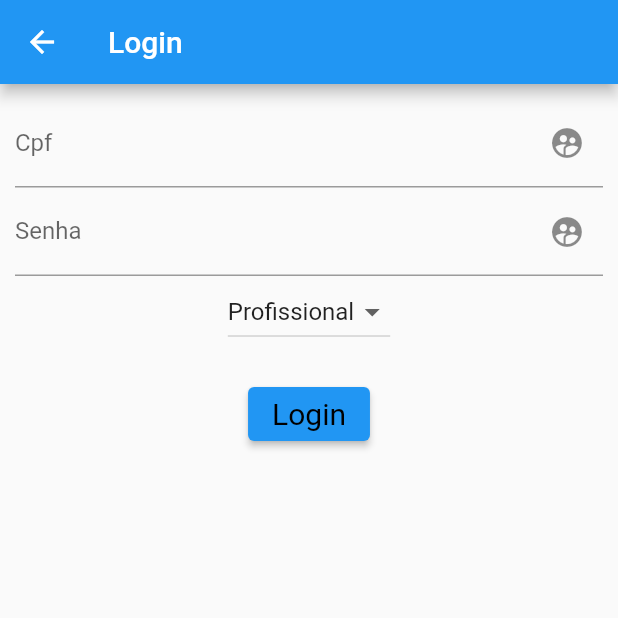
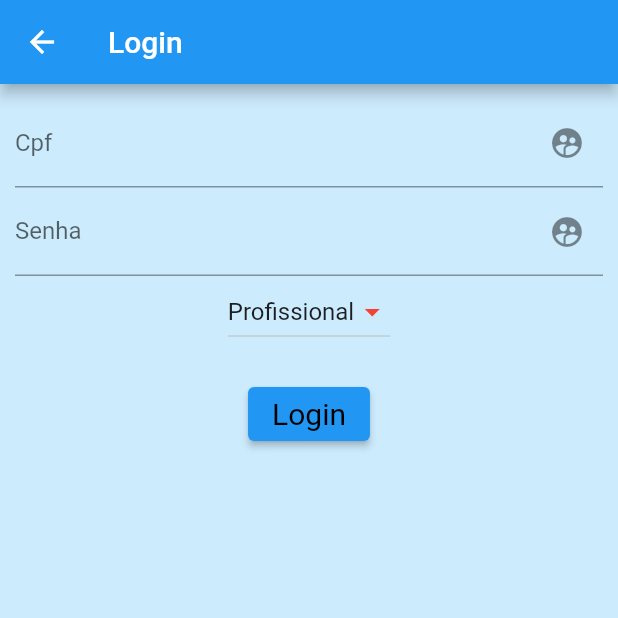
Before and after one commit to marconapppo/CarteiraVacinacao, a Flutter app: the screen it shows after launch, after a tap on "Login", on a phone screen of 412 x 824 dp, the top half of it. Run offline on Flutter 3.47's test engine with Material 2 defaults, Android fonts, the phone set to English and light mode, and no system bars; missing offline and left inert: postgres.

Commit message:
autalizacoes no Front

```diff
--- a/lib/cadastro.dart
+++ b/lib/cadastro.dart
@@ -10,6 +10,7 @@ class Cadastro extends StatelessWidget {
       appBar: AppBar(
         title: const Text("Cadastrando Profissional Saude"),
       ),
+      backgroundColor: Color.fromARGB(255, 204, 235, 253),
       body: InserindoInformacaoProfissionalSaudeMenu(),
     );
   }
@@ -40,6 +41,7 @@ class InserindoInformacaoProfissionalSaudeMenu extends StatelessWidget {
   @override
   Widget build(BuildContext context) {
     return Scaffold(
+      backgroundColor: Color.fromARGB(255, 204, 235, 253),
       body: Padding(
           padding: const EdgeInsets.all(10),
           child: Column(
--- a/lib/gerenciarPacientes.dart
+++ b/lib/gerenciarPacientes.dart
@@ -12,6 +12,7 @@ class GerenciarPacientes extends StatelessWidget {
       appBar: AppBar(
         title: const Text("Gerenciar Pacientes"),
       ),
+      backgroundColor: Color.fromARGB(255, 204, 235, 253),
       body: MenuGerenciarPacientes(),
     );
   }
--- a/lib/gerenciarPacientes/inserindoInformacaoPaciente.dart
+++ b/lib/gerenciarPacientes/inserindoInformacaoPaciente.dart
@@ -36,6 +36,7 @@ class InserindoInformacaoPacienteMenu extends StatelessWidget {
   @override
   Widget build(BuildContext context) {
     return Scaffold(
+      backgroundColor: Color.fromARGB(255, 204, 235, 253),
       body: Padding(
           padding: const EdgeInsets.all(10),
           child: Column(
--- a/lib/gerenciarVacinas.dart
+++ b/lib/gerenciarVacinas.dart
@@ -11,6 +11,7 @@ class GerenciarVacinas extends StatelessWidget {
       appBar: AppBar(
         title: const Text("Gerenciar Vacinas"),
       ),
+      backgroundColor: Color.fromARGB(255, 204, 235, 253),
       body: MenuGerenciarVacinas(),
     );
   }
--- a/lib/gerenciarVacinas/inserindoInformacaoVacina.dart
+++ b/lib/gerenciarVacinas/inserindoInformacaoVacina.dart
@@ -9,6 +9,7 @@ class InserindoInformacaoVacina extends StatelessWidget {
       appBar: AppBar(
         title: const Text("Inserindo Vacina"),
       ),
+      backgroundColor: Color.fromARGB(255, 204, 235, 253),
       body: InserindoInformacaoVacinaMenu(),
     );
   }
@@ -52,6 +53,7 @@ class _InserindoInformacaoVacinaMenu
   @override
   Widget build(BuildContext context) {
     return Scaffold(
+      backgroundColor: Color.fromARGB(255, 204, 235, 253),
       body: Padding(
           padding: const EdgeInsets.all(10),
           child: Column(
@@ -110,6 +112,8 @@ class _InserindoInformacaoVacinaMenu
               ),
               //comboBox
               DropdownButton(
+                dropdownColor: Color.fromARGB(255, 130, 205, 255),
+                iconEnabledColor: Colors.red,
                 value: _currentLab,
                 items: _dropDownMenuItems,
                 onChanged: (value) {
--- a/lib/login.dart
+++ b/lib/login.dart
@@ -49,6 +49,7 @@ class _LoginMenu extends State<LoginMenu> {
   @override
   Widget build(BuildContext context) {
     return Scaffold(
+      backgroundColor: Color.fromARGB(255, 204, 235, 253),
       body: Padding(
           padding: const EdgeInsets.all(10),
           child: Column(
@@ -67,6 +68,8 @@ class _LoginMenu extends State<LoginMenu> {
                     suffixIcon: Icon(Icons.supervised_user_circle)),
               ),
               DropdownButton(
+                dropdownColor: Color.fromARGB(255, 130, 205, 255),
+                iconEnabledColor: Colors.red,
                 value: _currentUsuario,
                 items: _dropDownMenuItems,
                 onChanged: (value) {
--- a/lib/loginMenu.dart
+++ b/lib/loginMenu.dart
@@ -6,6 +6,7 @@ class CarteiraLoginMenu extends StatelessWidget {
   @override
   Widget build(BuildContext context) {
     return Scaffold(
+      backgroundColor: Color.fromARGB(255, 204, 235, 253),
       body: Column(
         //grupo de botoes
         crossAxisAlignment: CrossAxisAlignment.start,
@@ -25,8 +26,8 @@ class CarteiraLoginMenu extends StatelessWidget {
                 primary: Colors.blue,
                 onPrimary: Colors.black,
                 textStyle: const TextStyle(fontSize: 20),
-                padding: EdgeInsets.all(10.0),
-                alignment: Alignment.topRight,
+                //padding: EdgeInsets.all(10.0),
+                alignment: Alignment.center,
               ),
               onPressed: () {
                 Navigator.push(
--- a/lib/main.dart
+++ b/lib/main.dart
@@ -17,7 +17,7 @@ class MyApp extends StatelessWidget {
         appBar: AppBar(
           title: const Text('Carteira de vacinação'),
         ),
-        backgroundColor: Color.fromARGB(255, 255, 255, 255),
+        backgroundColor: Color.fromARGB(255, 0, 0, 0),
         body: CarteiraLoginMenu(),
       ),
       debugShowCheckedModeBanner: false,
@@ -32,6 +32,7 @@ class MainMenuProfissional extends StatelessWidget {
       appBar: AppBar(
         title: const Text("Carteira do Profissional de Saúde"),
       ),
+      backgroundColor: Color.fromARGB(255, 204, 235, 253),
       body: Menu(),
     );
   }
--- a/lib/vacinasAplicadas/inserindoVacinasAplicadas.dart
+++ b/lib/vacinasAplicadas/inserindoVacinasAplicadas.dart
@@ -14,6 +14,7 @@ class InserindoVacinasAplicadas extends StatelessWidget {
       appBar: AppBar(
         title: const Text("Inserindo Vacinas Aplicadas"),
       ),
+      backgroundColor: Color.fromARGB(255, 204, 235, 253),
       body: InserindoVacinasAplicadasMenu(namePaciente),
     );
   }
@@ -114,6 +115,8 @@ class _InserindoVacinasAplicadasMenu
             },
           ),
           DropdownButton(
+            dropdownColor: Color.fromARGB(255, 130, 205, 255),
+            iconEnabledColor: Colors.red,
             value: _currentVac,
             items: _dropDownMenuItems,
             onChanged: (value) {
```
Also changed, not shown: lib/gerenciarVacinasAplicadas.dart (+11 -3 lines).
